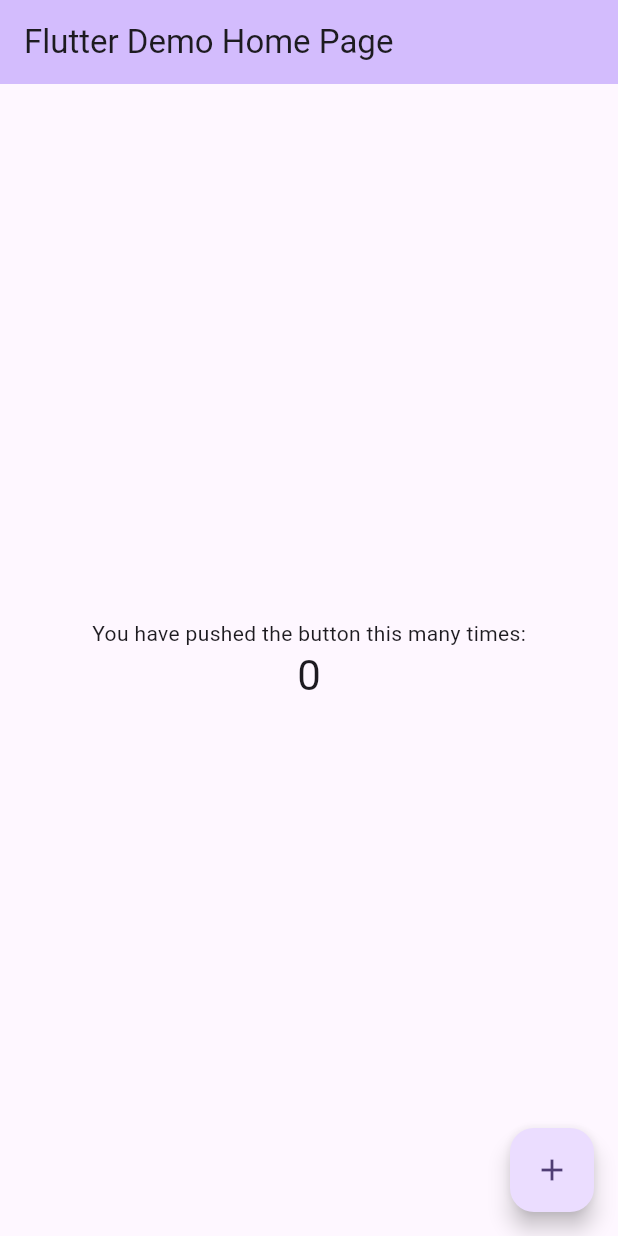
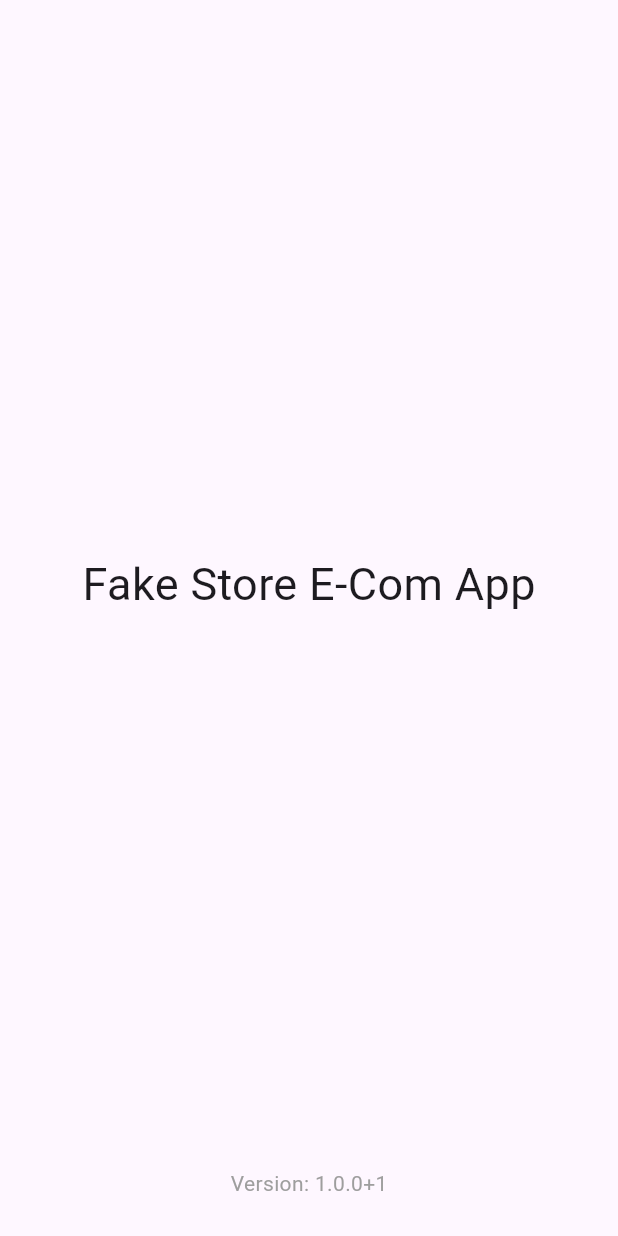
Before and after one commit to hredhayxz/fake_store_flutter, a Flutter app: the first screen one second after launch, on a phone screen of 412 x 824 dp. Run offline on Flutter 3.47's test engine with Material 3 defaults, Android fonts, the phone set to English and light mode, and no system bars; our stand-ins replace flutter_screenutil, get, package_info_plus.

Commit message:
Application initial setup
1. App structure setup has been done
2. Splash screen and controller working has been done

```diff
--- /dev/null
+++ b/lib/application/app.dart
@@ -0,0 +1,28 @@
+import 'package:fake_store_flutter/application/app_bindings.dart';
+import 'package:fake_store_flutter/ui/screens/splash_screen.dart';
+import 'package:flutter/material.dart';
+import 'package:flutter_screenutil/flutter_screenutil.dart';
+import 'package:get/get.dart';
+
+class FakeStoreEComApp extends StatelessWidget {
+  const FakeStoreEComApp({super.key});
+
+  @override
+  Widget build(BuildContext context) {
+    return ScreenUtilInit(
+      designSize: MediaQuery.of(context).size.width > 600
+          ? const Size(834, 1194) // Tablet design size
+          : const Size(428, 926), // Mobile design size
+      minTextAdapt: true,
+      splitScreenMode: true,
+      builder: (context, child) {
+        return GetMaterialApp(
+          debugShowCheckedModeBanner: false,
+          title: 'Fake Store E-Com App',
+          initialBinding: AppBindings(),
+          home: const SplashScreen(),
+        );
+      },
+    );
+  }
+}
--- /dev/null
+++ b/lib/application/app_bindings.dart
@@ -0,0 +1,9 @@
+import 'package:fake_store_flutter/controller/splash_screen_controller.dart';
+import 'package:get/get.dart';
+
+class AppBindings extends Bindings {
+  @override
+  void dependencies() {
+    Get.put(SplashScreenController());
+  }
+}
--- /dev/null
+++ b/lib/controller/splash_screen_controller.dart
@@ -0,0 +1,41 @@
+import 'package:fake_store_flutter/ui/screens/home_screen.dart';
+import 'package:flutter/material.dart';
+import 'package:get/get.dart';
+import 'package:package_info_plus/package_info_plus.dart';
+
+class SplashScreenController extends GetxController {
+  String _appVersion = '';
+  String _buildNumber = '';
+
+  String get appVersion => _appVersion;
+
+  String get buildNumber => _buildNumber;
+
+  @override
+  void onInit() {
+    super.onInit();
+    // Method to get application version
+    _getAppVersion();
+
+    // Method to navigate to the next screen
+    goToNextScreen();
+  }
+
+  // Method to get application version
+  Future<void> _getAppVersion() async {
+    final packageInfo = await PackageInfo.fromPlatform();
+
+    _appVersion = packageInfo.version;
+    _buildNumber = packageInfo.buildNumber;
+    update();
+  }
+
+  // Method to navigate to the next screen
+  Future<void> goToNextScreen() async {
+    WidgetsBinding.instance.addPostFrameCallback((_) async {
+      await Future.delayed(const Duration(seconds: 2)).then((_) => Get.offAll(
+          () => const HomeScreen(),
+          transition: Transition.rightToLeft));
+    });
+  }
+}
--- a/lib/main.dart
+++ b/lib/main.dart
@@ -1,125 +1,11 @@
+import 'package:fake_store_flutter/application/app.dart';
 import 'package:flutter/material.dart';
+import 'package:flutter/services.dart';
 
 void main() {
-  runApp(const MyApp());
+  WidgetsFlutterBinding.ensureInitialized();
+
+  SystemChrome.setPreferredOrientations([DeviceOrientation.portraitUp]).then(
+    (_) => runApp(const FakeStoreEComApp()),
+  );
 }
-
-class MyApp extends StatelessWidget {
-  const MyApp({super.key});
-
-  // This widget is the root of your application.
-  @override
-  Widget build(BuildContext context) {
-    return MaterialApp(
-      title: 'Flutter Demo',
-      theme: ThemeData(
-        // This is the theme of your application.
-        //
-        // TRY THIS: Try running your application with "flutter run". You'll see
-        // the application has a purple toolbar. Then, without quitting the app,
-        // try changing the seedColor in the colorScheme below to Colors.green
-        // and then invoke "hot reload" (save your changes or press the "hot
-        // reload" button in a Flutter-supported IDE, or press "r" if you used
-        // the command line to start the app).
-        //
-        // Notice that the counter didn't reset back to zero; the application
-        // state is not lost during the reload. To reset the state, use hot
-        // restart instead.
-        //
-        // This works for code too, not just values: Most code changes can be
-        // tested with just a hot reload.
-        colorScheme: ColorScheme.fromSeed(seedColor: Colors.deepPurple),
-        useMaterial3: true,
-      ),
-      home: const MyHomePage(title: 'Flutter Demo Home Page'),
-    );
-  }
-}
-
-class MyHomePage extends StatefulWidget {
-  const MyHomePage({super.key, required this.title});
-
-  // This widget is the home page of your application. It is stateful, meaning
-  // that it has a State object (defined below) that contains fields that affect
-  // how it looks.
-
-  // This class is the configuration for the state. It holds the values (in this
-  // case the title) provided by the parent (in this case the App widget) and
-  // used by the build method of the State. Fields in a Widget subclass are
-  // always marked "final".
-
-  final String title;
-
-  @override
-  State<MyHomePage> createState() => _MyHomePageState();
-}
-
-class _MyHomePageState extends State<MyHomePage> {
-  int _counter = 0;
-
-  void _incrementCounter() {
-    setState(() {
-      // This call to setState tells the Flutter framework that something has
-      // changed in this State, which causes it to rerun the build method below
-      // so that the display can reflect the updated values. If we changed
-      // _counter without calling setState(), then the build method would not be
-      // called again, and so nothing would appear to happen.
-      _counter++;
-    });
-  }
-
-  @override
-  Widget build(BuildContext context) {
-    // This method is rerun every time setState is called, for instance as done
-    // by the _incrementCounter method above.
-    //
-    // The Flutter framework has been optimized to make rerunning build methods
-    // fast, so that you can just rebuild anything that needs updating rather
-    // than having to individually change instances of widgets.
-    return Scaffold(
-      appBar: AppBar(
-        // TRY THIS: Try changing the color here to a specific color (to
-        // Colors.amber, perhaps?) and trigger a hot reload to see the AppBar
-        // change color while the other colors stay the same.
-        backgroundColor: Theme.of(context).colorScheme.inversePrimary,
-        // Here we take the value from the MyHomePage object that was created by
-        // the App.build method, and use it to set our appbar title.
-        title: Text(widget.title),
-      ),
-      body: Center(
-        // Center is a layout widget. It takes a single child and positions it
-        // in the middle of the parent.
-        child: Column(
-          // Column is also a layout widget. It takes a list of children and
-          // arranges them vertically. By default, it sizes itself to fit its
-          // children horizontally, and tries to be as tall as its parent.
-          //
-          // Column has various properties to control how it sizes itself and
-          // how it positions its children. Here we use mainAxisAlignment to
-          // center the children vertically; the main axis here is the vertical
-          // axis because Columns are vertical (the cross axis would be
-          // horizontal).
-          //
-          // TRY THIS: Invoke "debug painting" (choose the "Toggle Debug Paint"
-          // action in the IDE, or press "p" in the console), to see the
-          // wireframe for each widget.
-          mainAxisAlignment: MainAxisAlignment.center,
-          children: <Widget>[
-            const Text(
-              'You have pushed the button this many times:',
-            ),
-            Text(
-              '$_counter',
-              style: Theme.of(context).textTheme.headlineMedium,
-            ),
-          ],
-        ),
-      ),
-      floatingActionButton: FloatingActionButton(
-        onPressed: _incrementCounter,
-        tooltip: 'Increment',
-        child: const Icon(Icons.add),
-      ), // This trailing comma makes auto-formatting nicer for build methods.
-    );
-  }
-}
--- /dev/null
+++ b/lib/ui/screens/splash_screen.dart
@@ -0,0 +1,35 @@
+import 'package:fake_store_flutter/controller/splash_screen_controller.dart';
+import 'package:flutter/material.dart';
+import 'package:get/get.dart';
+
+class SplashScreen extends StatelessWidget {
+  const SplashScreen({super.key});
+
+  @override
+  Widget build(BuildContext context) {
+    return Scaffold(
+      body: Column(
+        mainAxisAlignment: MainAxisAlignment.center,
+        children: [
+          const Expanded(
+            child: Center(
+              child: Text(
+                'Fake Store E-Com App',
+                style: TextStyle(fontSize: 30),
+              ),
+            ),
+          ),
+          GetBuilder<SplashScreenController>(builder: (controller) {
+            return Text(
+              'Version: ${controller.appVersion}+${controller.buildNumber}',
+              style: const TextStyle(color: Colors.grey),
+            );
+          }),
+          const SizedBox(
+            height: 25,
+          ),
+        ],
+      ),
+    );
+  }
+}
```
Also changed, not shown: lib/ui/screens/home_screen.dart (added, +10 -0 lines), pubspec.yaml (+5 -38 lines), pubspec.lock, 2 other files.
